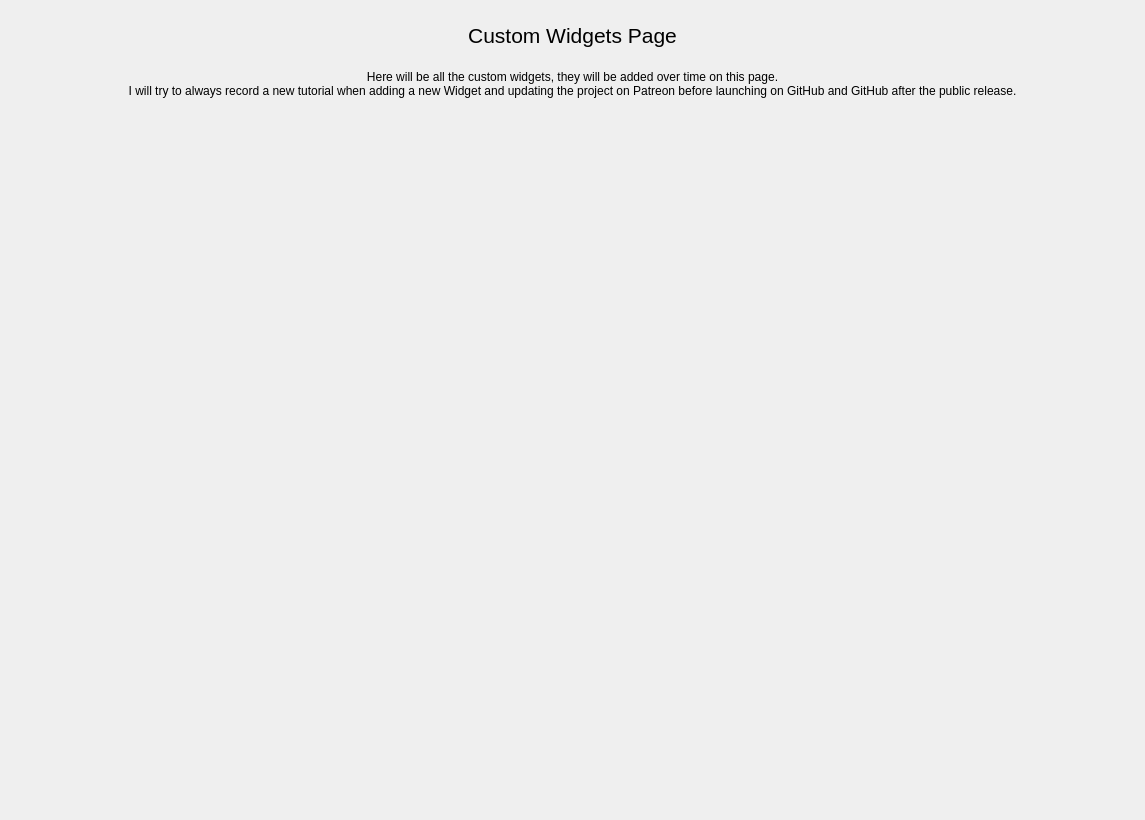
SSierraAl/OFI-Microparticle-Detection, file GlobalGUI/gui/uis/pages/main_pages.ui: the form before one commit.
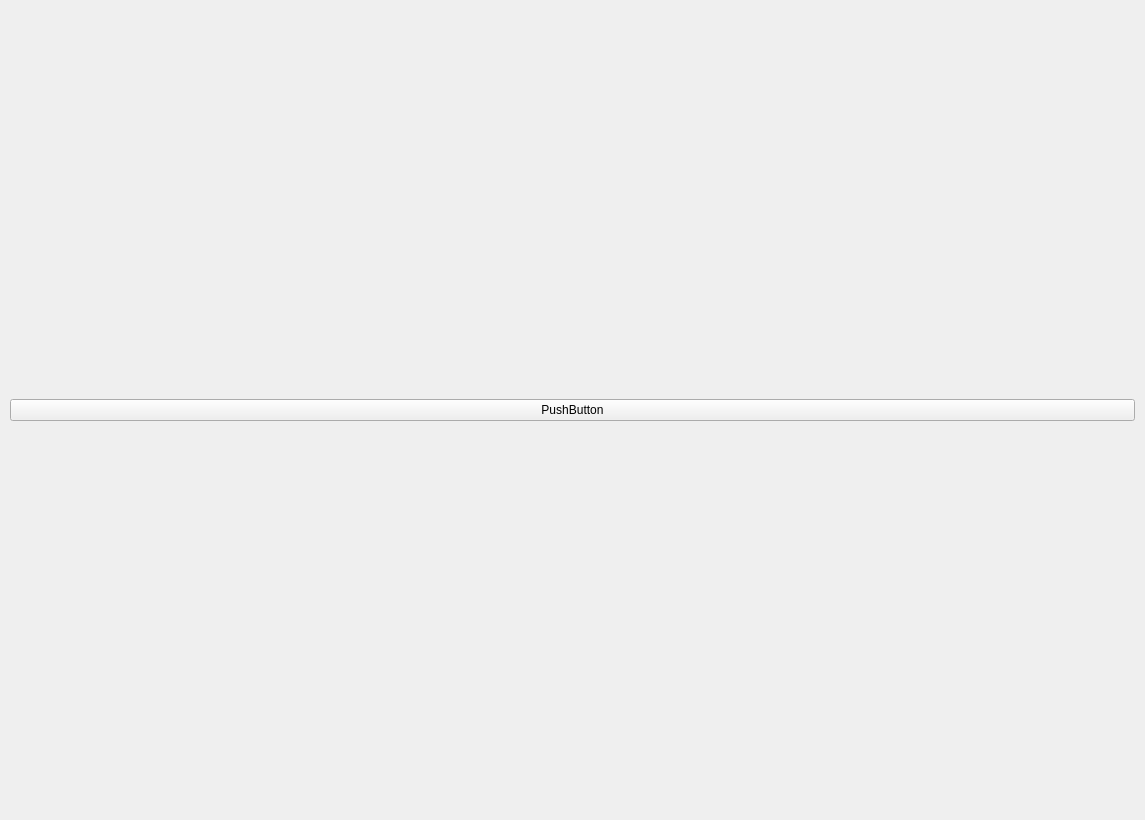
The form after the commit. The open tabs and pages were chosen to show the change.

Diff of the .ui file:
```diff
--- a/GlobalGUI/gui/uis/pages/main_pages.ui
+++ b/GlobalGUI/gui/uis/pages/main_pages.ui
@@ -636,106 +636,15 @@
         <number>5</number>
        </property>
        <item>
-        <widget class="QScrollArea" name="scroll_area">
-         <property name="styleSheet">
-          <string notr="true">background: transparent;</string>
-         </property>
-         <property name="frameShape">
-          <enum>QFrame::NoFrame</enum>
-         </property>
-         <property name="verticalScrollBarPolicy">
-          <enum>Qt::ScrollBarAlwaysOff</enum>
-         </property>
-         <property name="horizontalScrollBarPolicy">
-          <enum>Qt::ScrollBarAlwaysOff</enum>
-         </property>
-         <property name="widgetResizable">
-          <bool>true</bool>
-         </property>
-         <widget class="QWidget" name="contents">
-          <property name="geometry">
-           <rect>
-            <x>0</x>
-            <y>0</y>
-            <width>1125</width>
-            <height>800</height>
-           </rect>
-          </property>
-          <property name="styleSheet">
-           <string notr="true">background: transparent;</string>
-          </property>
-          <layout class="QVBoxLayout" name="verticalLayout">
-           <property name="spacing">
-            <number>15</number>
+        <layout class="QVBoxLayout" name="Server_Layout">
+         <item>
+          <widget class="QPushButton" name="Update_but_Server">
+           <property name="text">
+            <string>PushButton</string>
            </property>
-           <property name="leftMargin">
-            <number>5</number>
-           </property>
-           <property name="topMargin">
-            <number>5</number>
-           </property>
-           <property name="rightMargin">
-            <number>5</number>
-           </property>
-           <property name="bottomMargin">
-            <number>5</number>
-           </property>
-           <item>
-            <widget class="QLabel" name="title_label">
-             <property name="maximumSize">
-              <size>
-               <width>16777215</width>
-               <height>40</height>
-              </size>
-             </property>
-             <property name="font">
-              <font>
-               <pointsize>16</pointsize>
-              </font>
-             </property>
-             <property name="styleSheet">
-              <string notr="true">font-size: 16pt</string>
-             </property>
-             <property name="text">
-              <string>Custom Widgets Page</string>
-             </property>
-             <property name="alignment">
-              <set>Qt::AlignCenter</set>
-             </property>
-            </widget>
-           </item>
-           <item>
-            <widget class="QLabel" name="description_label">
-             <property name="text">
-              <string>Here will be all the custom widgets, they will be added over time on this page.
-I will try to always record a new tutorial when adding a new Widget and updating the project on Patreon before launching on GitHub and GitHub after the public release.</string>
-             </property>
-             <property name="alignment">
-              <set>Qt::AlignHCenter|Qt::AlignTop</set>
-             </property>
-             <property name="wordWrap">
-              <bool>true</bool>
-             </property>
-            </widget>
-           </item>
-           <item>
-            <layout class="QHBoxLayout" name="row_1_layout"/>
-           </item>
-           <item>
-            <layout class="QHBoxLayout" name="row_2_layout"/>
-           </item>
-           <item>
-            <layout class="QHBoxLayout" name="row_3_layout"/>
-           </item>
-           <item>
-            <layout class="QVBoxLayout" name="row_4_layout"/>
-           </item>
-           <item>
-            <layout class="QVBoxLayout" name="row_5_layout"/>
-           </item>
-          </layout>
-         </widget>
-        </widget>
+          </widget>
+         </item>
+        </layout>
        </item>
       </layout>
      </widget>
```
Left out of the diff: 12 changed lines with no effect on the pictures.
